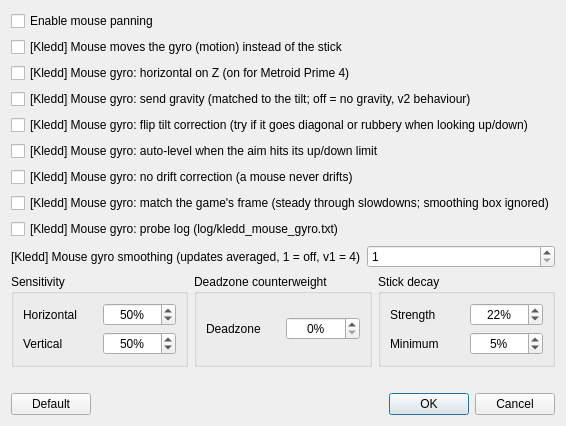
Above: src/yuzu/configuration/configure_mouse_panning.ui from Melos555/eden-kledd before the change. Below: the same form after it.
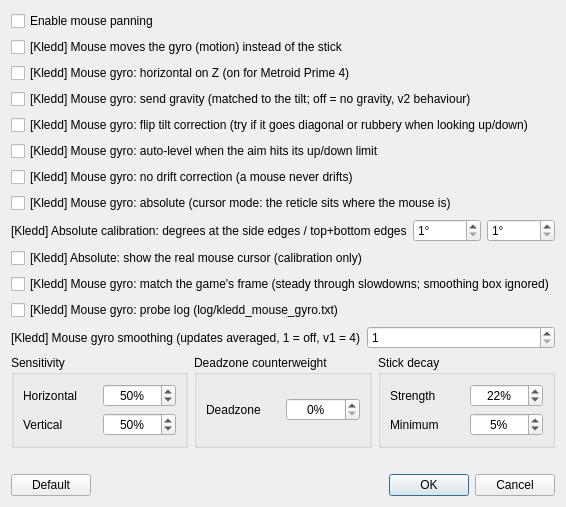
That is the form after the change.

Commit message: Kledd mouse gyro v2.7: absolute mode for cursor mode, ignore giant jumps

The edit to the form file:
```diff
--- a/src/yuzu/configuration/configure_mouse_panning.ui
+++ b/src/yuzu/configuration/configure_mouse_panning.ui
@@ -67,6 +67,51 @@
      </property>
     </widget>
    </item>
+   <item>
+    <widget class="QCheckBox" name="kledd_mouse_gyro_absolute">
+     <property name="text">
+      <string>[Kledd] Mouse gyro: absolute (cursor mode: the reticle sits where the mouse is)</string>
+     </property>
+     <property name="toolTip">
+      <string>For the cursor/pointer control scheme. The mouse's position in the game window sets where the controller points (center = straight ahead, edges = the calibration angles below). Leave it off for the camera control scheme (mouse look).</string>
+     </property>
+    </widget>
+   </item>
+   <item>
+    <layout class="QHBoxLayout">
+     <item>
+      <widget class="QLabel" name="kledd_abs_range_label">
+       <property name="text">
+        <string>[Kledd] Absolute calibration: degrees at the side edges / top+bottom edges</string>
+       </property>
+      </widget>
+     </item>
+     <item>
+      <widget class="QSpinBox" name="kledd_mouse_gyro_abs_range_x">
+       <property name="minimum"><number>1</number></property>
+       <property name="maximum"><number>90</number></property>
+       <property name="suffix"><string>°</string></property>
+      </widget>
+     </item>
+     <item>
+      <widget class="QSpinBox" name="kledd_mouse_gyro_abs_range_y">
+       <property name="minimum"><number>1</number></property>
+       <property name="maximum"><number>75</number></property>
+       <property name="suffix"><string>°</string></property>
+      </widget>
+     </item>
+    </layout>
+   </item>
+   <item>
+    <widget class="QCheckBox" name="kledd_mouse_gyro_abs_show_cursor">
+     <property name="text">
+      <string>[Kledd] Absolute: show the real mouse cursor (calibration only)</string>
+     </property>
+     <property name="toolTip">
+      <string>Shows the Windows cursor so you can line the reticle up under it: raise a degree value if the reticle stops short of the cursor near the edges, lower it if the reticle runs ahead of it.</string>
+     </property>
+    </widget>
+   </item>
    <item>
     <widget class="QCheckBox" name="kledd_mouse_gyro_frame_avg">
      <property name="text">
```
The commit also changes 6 other files.
